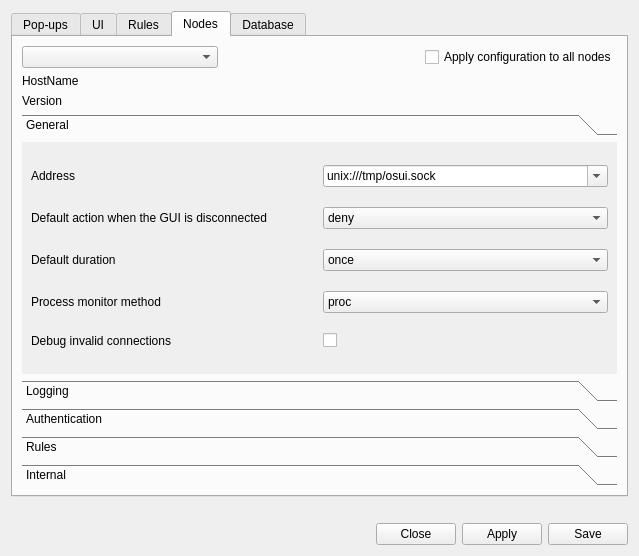
First picture: the form in ui/opensnitch/res/preferences.ui, repository evilsocket/opensnitch, before the edit.
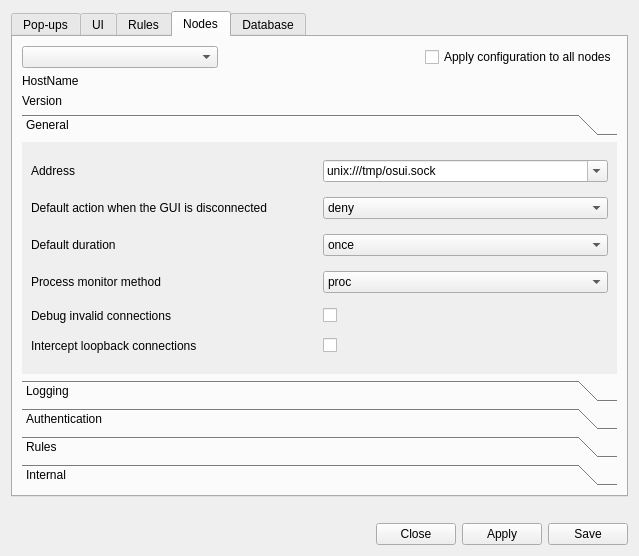
Second picture: the form after the edit. The open tabs and pages were chosen to show the change. Icons and pictures are not drawn.

Commit message: feat: Add loopback connection interception control

```diff
--- a/ui/opensnitch/res/preferences.ui
+++ b/ui/opensnitch/res/preferences.ui
@@ -1641,6 +1641,23 @@
              </item>
             </widget>
            </item>
+           <item row="5" column="0">
+            <widget class="QLabel" name="label_30">
+             <property name="toolTip">
+              <string>&lt;html&gt;&lt;head/&gt;&lt;body&gt;If un-checked, OpenSnitch will skip connections that traverse loopback interfaces.&lt;/body&gt;&lt;/html&gt;</string>
+             </property>
+             <property name="text">
+              <string>Intercept loopback connections</string>
+             </property>
+            </widget>
+           </item>
+           <item row="5" column="1">
+            <widget class="QCheckBox" name="checkInterceptLoopback">
+             <property name="text">
+              <string/>
+             </property>
+            </widget>
+           </item>
           </layout>
          </widget>
          <widget class="QWidget" name="page_2">
```
The commit also changes 10 other files.
